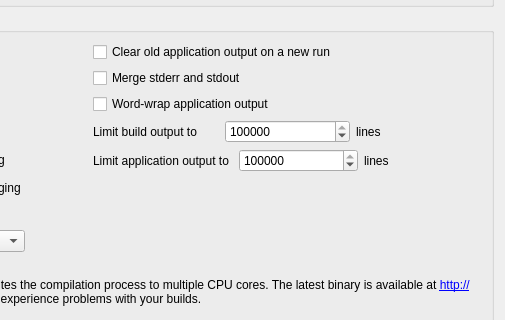
Above: src/plugins/projectexplorer/projectexplorersettingspage.ui from qt-creator/qt-creator before the change; both pictures show x 326 to 831 and y 93 to 413 of the 831 by 507 pixel window. Below: the same form after it.
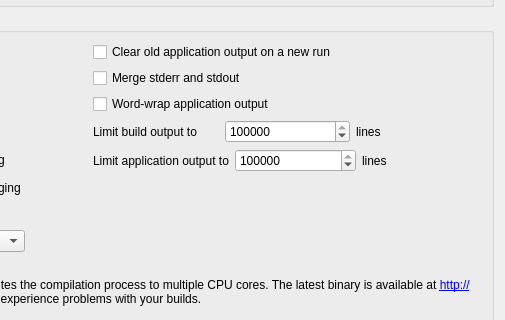
That is the form after the change. Custom widgets are drawn as their Qt base class.

```diff
--- a/src/plugins/projectexplorer/projectexplorersettingspage.ui
+++ b/src/plugins/projectexplorer/projectexplorersettingspage.ui
@@ -177,7 +177,7 @@
          <item>
           <widget class="QLabel" name="label">
            <property name="text">
-            <string>Limit application output to </string>
+            <string>Limit application output to</string>
            </property>
           </widget>
          </item>
```
